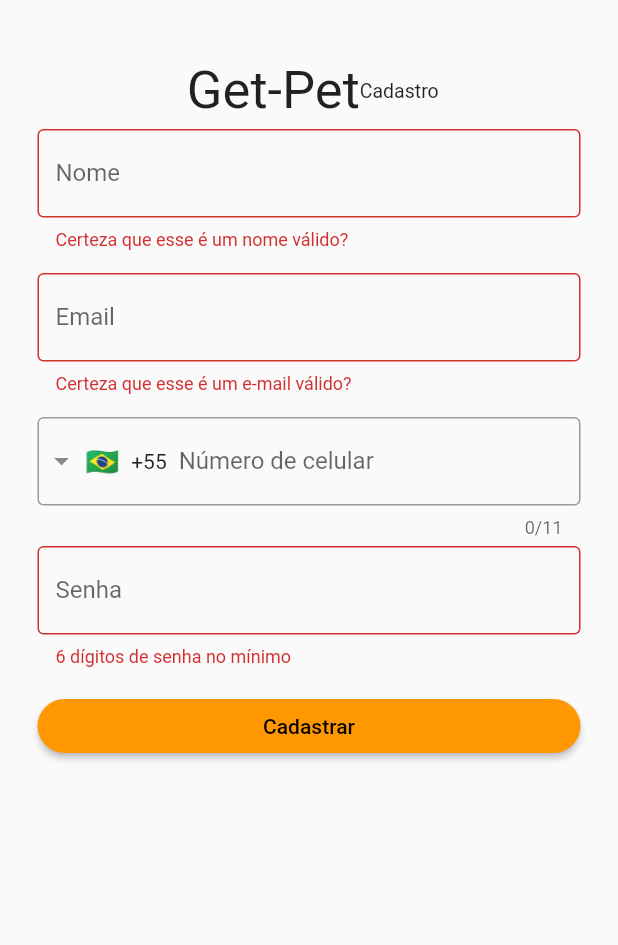
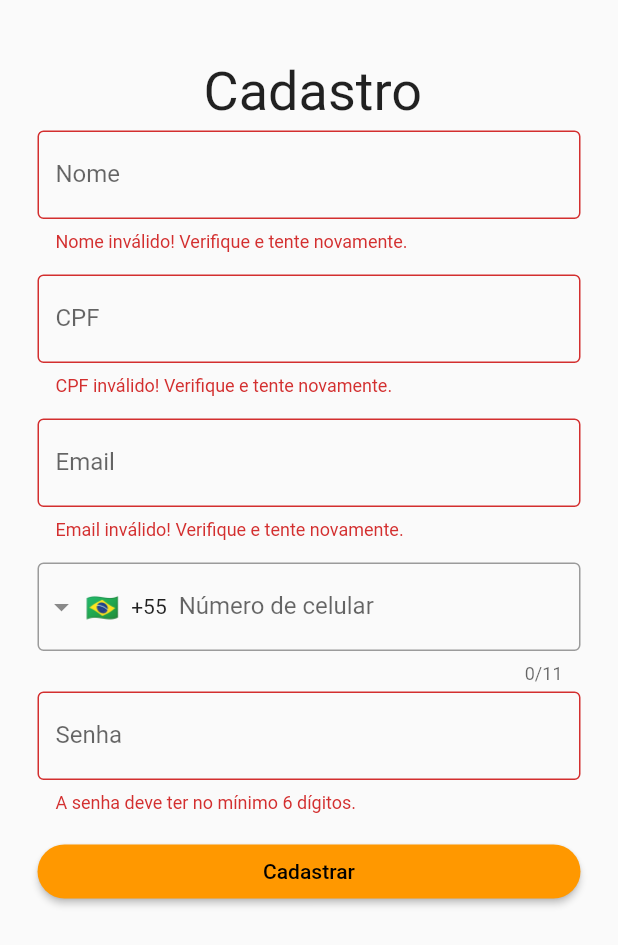
Before and after one commit to mdsreq-fga-unb/2022.2-GetPet, a Flutter app: the screen it shows after launch, after a tap on "Cadastrar", on a phone screen of 412 x 824 dp. Shown: the top 945 px of the screen. Run offline on Flutter 3.47's test engine with Material 2 defaults, Android fonts, the phone set to English and light mode, and no system bars; drawn by our look-alikes of intl_phone_field; our stand-ins replace cloud_firestore, firebase_auth, firebase_core; accounts and stored records are empty; generated files the repository leaves out were written again.

Commit message:
[US01] Refactoring

```diff
--- a/getpet_app/lib/main.dart
+++ b/getpet_app/lib/main.dart
@@ -1,12 +1,13 @@
 import 'package:firebase_core/firebase_core.dart';
 import 'package:flutter/material.dart';
+import 'package:getpet_app/firebase_options.dart';
+import 'package:getpet_app/model/user_model.dart';
 import 'package:getpet_app/view/sign_up.dart';
 import 'package:scoped_model/scoped_model.dart';
-import 'model/User_Model.dart';
 
 void main() async {
   WidgetsFlutterBinding.ensureInitialized();
-  await Firebase.initializeApp();
+  await Firebase.initializeApp(options: DefaultFirebaseOptions.currentPlatform);
   runApp(const MyApp());
 }
 
--- a/getpet_app/lib/view/sign_up.dart
+++ b/getpet_app/lib/view/sign_up.dart
@@ -1,7 +1,7 @@
 import 'package:flutter/material.dart';
+import 'package:getpet_app/model/user_model.dart';
 import 'package:intl_phone_field/intl_phone_field.dart';
 import 'package:scoped_model/scoped_model.dart';
-import '../model/user_model.dart';
 
 class SignUp extends StatefulWidget {
   const SignUp({Key? key}) : super(key: key);
@@ -36,12 +36,8 @@ class _SignUpState extends State<SignUp> {
                   width: 5,
                 ),
                 Text(
-                  "Get-Pet",
-                  style: TextStyle(fontSize: 35),
-                ),
-                Text(
                   "Cadastro",
-                  style: TextStyle(fontSize: 13),
+                  style: TextStyle(fontSize: 36),
                 ),
               ],
             ),
@@ -68,7 +64,32 @@ class _SignUpState extends State<SignUp> {
                         ),
                         validator: (text) {
                           if (text!.isEmpty || text.length > 30) {
-                            return "Certeza que esse é um nome válido?";
+                            return "Nome inválido! Verifique e tente novamente.";
+                          } else
+                            return null;
+                        },
+                      ),
+                    ),
+                    const SizedBox(
+                      height: 15,
+                    ),
+                    SizedBox(
+                      width: MediaQuery.of(context).size.width - 50,
+                      child: TextFormField(
+                        controller: cpfController,
+                        obscureText: false,
+                        keyboardType: TextInputType.text,
+                        decoration: const InputDecoration(
+                          labelText: "CPF",
+                          enabledBorder: OutlineInputBorder(
+                            borderSide:
+                                BorderSide(color: Colors.grey, width: 0.0),
+                          ),
+                          border: OutlineInputBorder(borderSide: BorderSide()),
+                        ),
+                        validator: (text) {
+                          if (text!.isEmpty || text.length > 11) {
+                            return "CPF inválido! Verifique e tente novamente.";
                           } else
                             return null;
                         },
@@ -93,7 +114,7 @@ class _SignUpState extends State<SignUp> {
                         ),
                         validator: (text) {
                           if (!text!.contains("@")) {
-                            return "Certeza que esse é um e-mail válido?";
+                            return "Email inválido! Verifique e tente novamente.";
                           } else
                             return null;
                         },
@@ -136,7 +157,7 @@ class _SignUpState extends State<SignUp> {
                         ),
                         validator: (text) {
                           if (text!.length < 6) {
-                            return "6 dígitos de senha no mínimo";
+                            return "A senha deve ter no mínimo 6 dígitos.";
                           } else
                             return null;
                         },
@@ -154,12 +175,13 @@ class _SignUpState extends State<SignUp> {
                         onPressed: () {
                           if (validarFormulario()) {
                             Map<String, dynamic> userData = {
+                              "usuario": nameController.text,
                               "email": emailController.text,
+                              "cpf": cpfController.text,
                               "latitude": 666,
                               "longitude": 666,
                               "numero": phoneNumber,
                               "ocupacao": "cliente",
-                              "usuario": nameController.text,
                             };
                             model.signUp(
                                 userData: userData,
```
